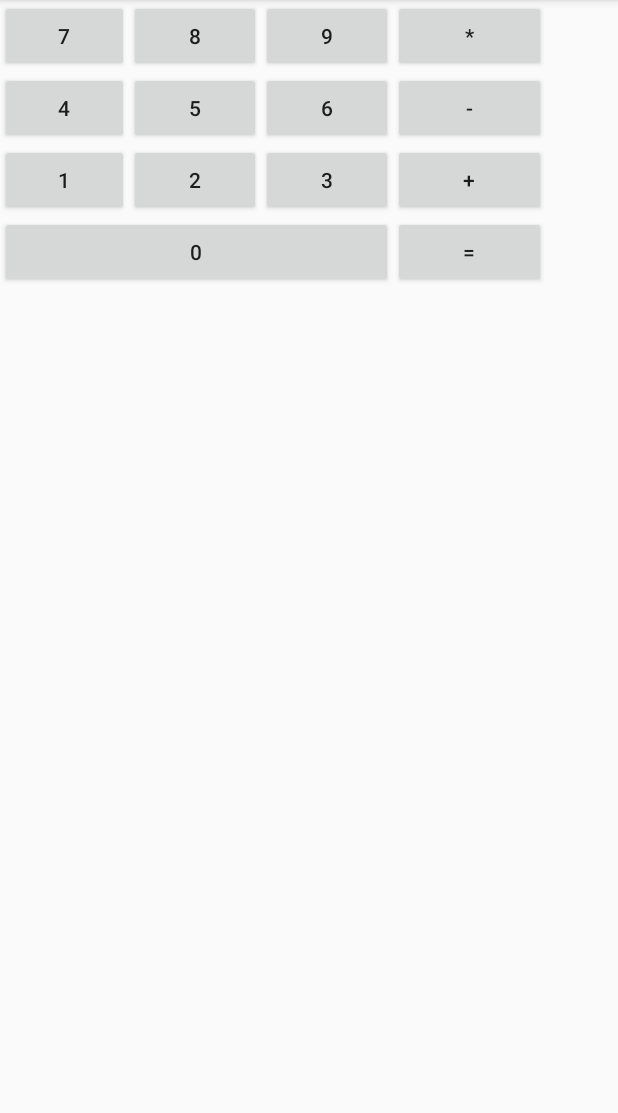
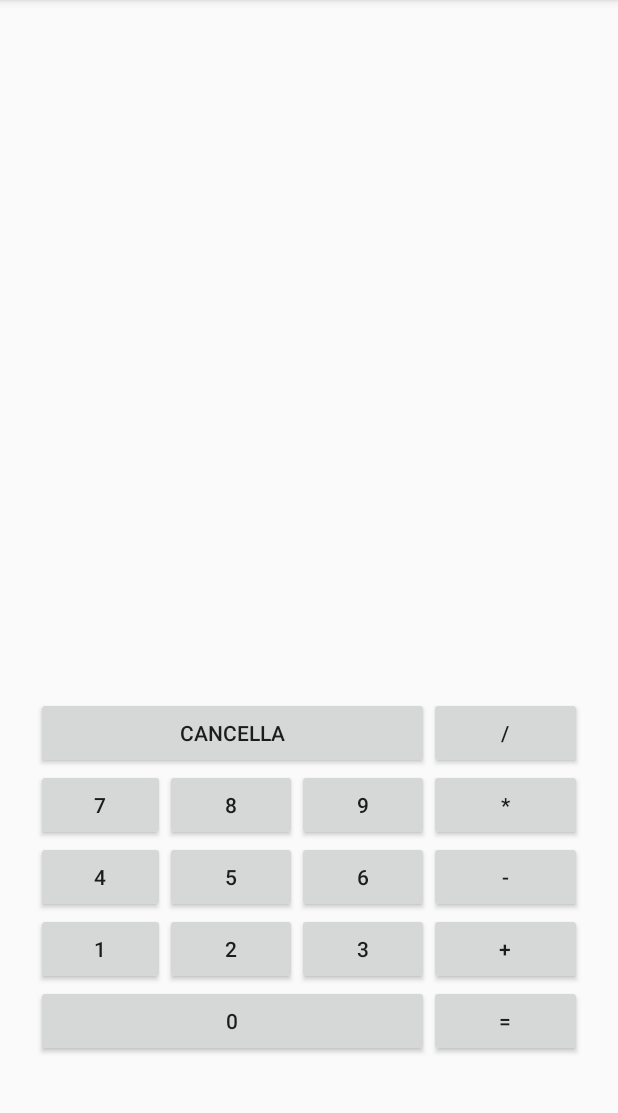
Before and after one commit to andreagregori/Calcolatrice, an Android app: the screen it shows after launch (MainActivity), on a phone screen of 412 x 824 dp, the part 84-1197 px from its top. Run offline under Robolectric (Android 15) with nearby library versions, the phone set to English and light mode, and no system bars.

Commit message:
Aggiunta bottone cancella

```diff
--- a/app/src/main/java/com/example/studente/calcolatrice20/MainActivity.java
+++ b/app/src/main/java/com/example/studente/calcolatrice20/MainActivity.java
@@ -8,6 +8,6 @@ public class MainActivity extends AppCompatActivity {
     @Override
     protected void onCreate(Bundle savedInstanceState) {
         super.onCreate(savedInstanceState);
-        setContentView(R.layout.activity_main);
-    }
+    setContentView(R.layout.activity_main);
 }
+}
--- a/app/src/main/res/layout/activity_main.xml
+++ b/app/src/main/res/layout/activity_main.xml
@@ -7,10 +7,39 @@
     tools:context="com.example.studente.calcolatrice20.MainActivity">
 
     <TableLayout
-        android:layout_width="368dp"
-        android:layout_height="206dp"
-        tools:layout_editor_absoluteX="8dp"
-        tools:layout_editor_absoluteY="212dp">
+        android:id="@+id/tableLayout"
+        android:layout_width="0dp"
+        android:layout_height="279dp"
+        android:layout_marginBottom="24dp"
+        android:layout_marginEnd="8dp"
+        android:layout_marginStart="24dp"
+        app:layout_constraintBottom_toBottomOf="parent"
+        app:layout_constraintEnd_toEndOf="parent"
+        app:layout_constraintHorizontal_bias="0.0"
+        app:layout_constraintStart_toStartOf="parent">
+
+        <TableRow
+            android:layout_width="match_parent"
+            android:layout_height="match_parent">
+
+            <Button
+                android:id="@+id/buttonCancella"
+                android:layout_width="263dp"
+                android:layout_height="match_parent"
+                android:layout_span="3"
+                android:text="Cancella"
+                tools:layout_editor_absoluteX="28dp"
+                tools:layout_editor_absoluteY="308dp" />
+
+            <Button
+                android:id="@+id/buttonDivisione"
+                android:layout_width="wrap_content"
+                android:layout_height="wrap_content"
+                android:text="/"
+                tools:layout_editor_absoluteX="261dp"
+                tools:layout_editor_absoluteY="68dp" />
+        </TableRow>
+
 
         <TableRow
             android:layout_width="match_parent"
@@ -133,8 +162,8 @@
                 android:id="@+id/button0"
                 android:layout_width="wrap_content"
                 android:layout_height="wrap_content"
+                android:layout_span="3"
                 android:text="0"
-                android:layout_span="3"
                 tools:layout_editor_absoluteX="148dp"
                 tools:layout_editor_absoluteY="42dp" />
 
```
Also changed, not shown: settings.gradle (line endings or trailing spaces).
